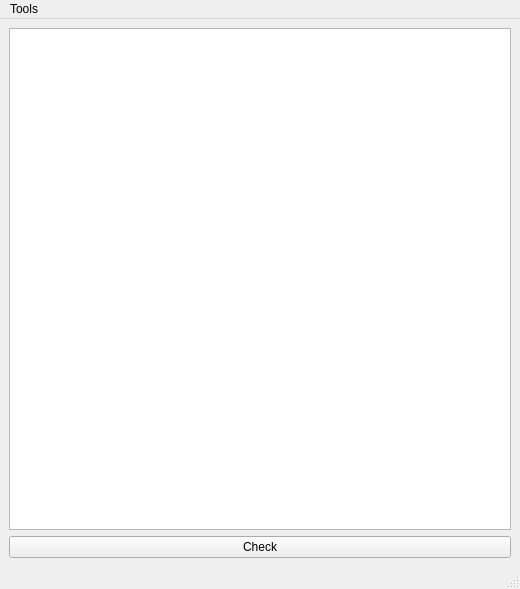
EranYonai/Baseline-Check, file dependencies/Baseline-check.ui: the form before one commit.
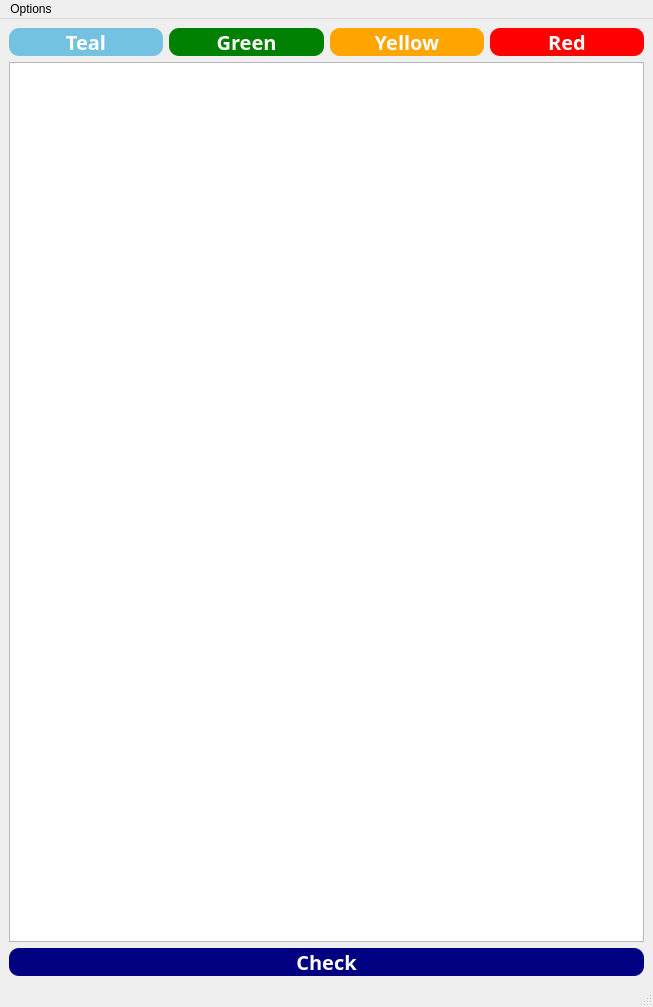
The form after the commit.

```diff
--- a/dependencies/Baseline-check.ui
+++ b/dependencies/Baseline-check.ui
@@ -6,8 +6,8 @@
    <rect>
     <x>0</x>
     <y>0</y>
-    <width>520</width>
-    <height>589</height>
+    <width>653</width>
+    <height>1007</height>
    </rect>
   </property>
   <property name="windowTitle">
@@ -15,6 +15,70 @@
   </property>
   <widget class="QWidget" name="centralwidget">
    <layout class="QVBoxLayout" name="verticalLayout_2">
+    <item>
+     <layout class="QHBoxLayout" name="horizontalLayout_2">
+      <item>
+       <widget class="QPushButton" name="tealButton">
+        <property name="styleSheet">
+         <string notr="true">background-color: rgb(116, 194, 225);
+font: normal normal bold 20px trebuchet ms;
+color: white;
+text-align: center;
+ vertical-align: middle;
+border-radius: 10px;</string>
+        </property>
+        <property name="text">
+         <string>Teal</string>
+        </property>
+       </widget>
+      </item>
+      <item>
+       <widget class="QPushButton" name="greenButton">
+        <property name="styleSheet">
+         <string notr="true">background-color: rgb(0, 128, 0);
+font: normal normal bold 20px trebuchet ms;
+color: white;
+text-align: center;
+ vertical-align: middle;
+border-radius: 10px;</string>
+        </property>
+        <property name="text">
+         <string>Green</string>
+        </property>
+       </widget>
+      </item>
+      <item>
+       <widget class="QPushButton" name="yellowButton">
+        <property name="styleSheet">
+         <string notr="true">background-color: rgb(255, 165, 0);
+font: normal normal bold 20px trebuchet ms;
+color: white;
+text-align: center;
+ vertical-align: middle;
+border-radius: 10px;</string>
+        </property>
+        <property name="text">
+         <string>Yellow</string>
+        </property>
+       </widget>
+      </item>
+      <item>
+       <widget class="QPushButton" name="redButton">
+        <property name="styleSheet">
+         <string notr="true">background-color: rgb(255, 0, 0);
+font: normal normal bold 20px trebuchet ms;
+color: white;
+text-align: center;
+ vertical-align: middle;
+border-radius: 10px;</string>
+        </property>
+        <property name="text">
+         <string>Red</string>
+        </property>
+       </widget>
+      </item>
+     </layout>
+    </item>
     <item>
      <layout class="QVBoxLayout" name="verticalLayout">
       <item>
@@ -22,6 +86,14 @@
       </item>
       <item>
        <widget class="QPushButton" name="check_button">
+        <property name="styleSheet">
+         <string notr="true">background-color: rgb(0,0,128);
+font: normal normal bold 20px trebuchet ms;
+color: white;
+text-align: center;
+ vertical-align: middle;
+border-radius: 10px;</string>
+        </property>
         <property name="text">
          <string>Check</string>
         </property>
@@ -36,13 +108,13 @@
     <rect>
      <x>0</x>
      <y>0</y>
-     <width>520</width>
+     <width>653</width>
      <height>26</height>
     </rect>
    </property>
    <widget class="QMenu" name="menuTools">
     <property name="title">
-     <string>Tools</string>
+     <string>Options</string>
     </property>
     <addaction name="actionRefresh_Database"/>
    </widget>
```
Left out of the diff: 12 changed lines with no effect on the pictures.
